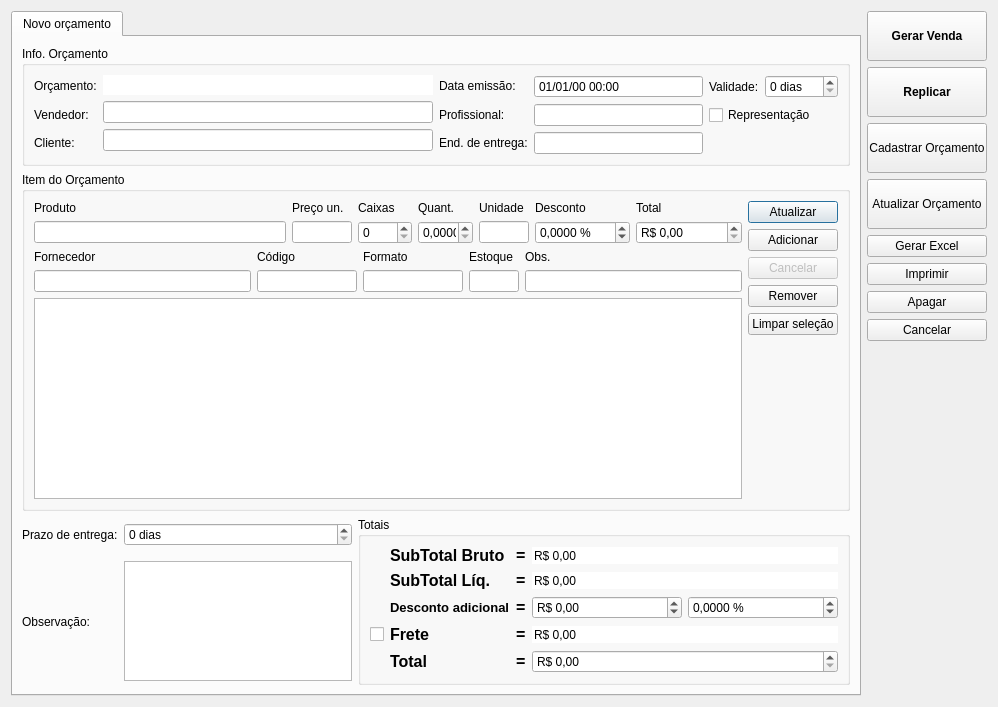
Qt form ui/orcamento.ui (lellisls/ERP-STACCATO) before a commit.
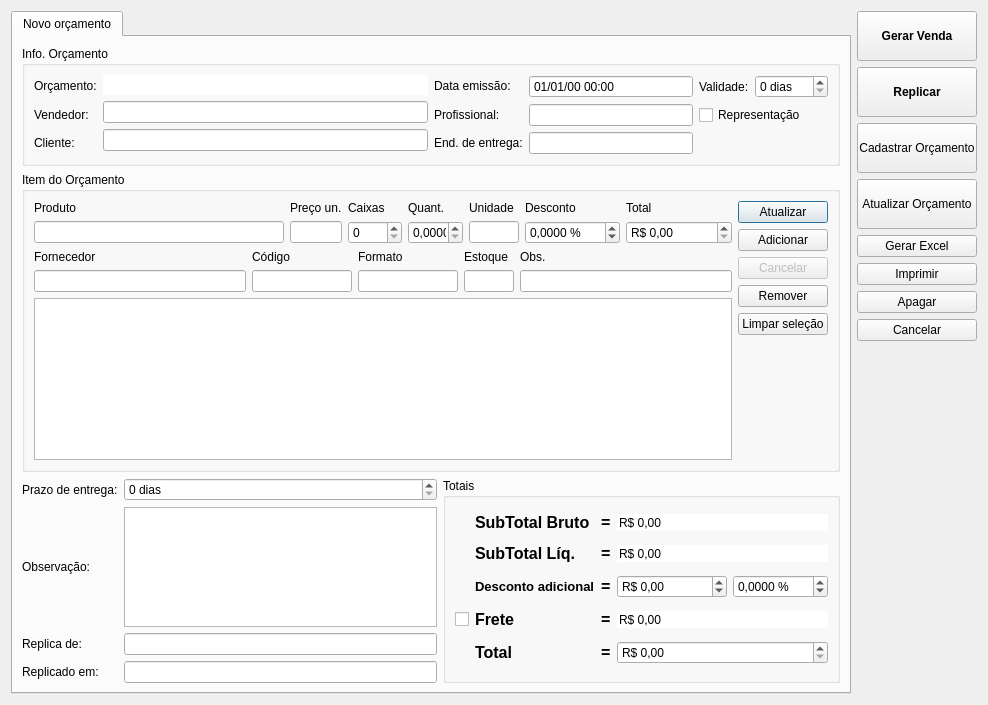
The same form after that commit. Custom widgets are drawn as their Qt base class.

The edit to the form file:
```diff
--- a/ui/orcamento.ui
+++ b/ui/orcamento.ui
@@ -9,8 +9,8 @@
    <rect>
     <x>0</x>
     <y>0</y>
-    <width>998</width>
-    <height>707</height>
+    <width>976</width>
+    <height>705</height>
    </rect>
   </property>
   <property name="windowTitle">
@@ -220,6 +220,80 @@
        <string>Novo orçamento</string>
       </attribute>
       <layout class="QGridLayout" name="gridLayout_10">
+       <item row="2" column="0">
+        <widget class="QLabel" name="labelPrazoEntrega">
+         <property name="sizePolicy">
+          <sizepolicy hsizetype="Fixed" vsizetype="Minimum">
+           <horstretch>0</horstretch>
+           <verstretch>0</verstretch>
+          </sizepolicy>
+         </property>
+         <property name="text">
+          <string>Prazo de entrega:</string>
+         </property>
+        </widget>
+       </item>
+       <item row="2" column="1">
+        <widget class="QSpinBox" name="spinBoxPrazoEntrega">
+         <property name="toolTip">
+          <string>&lt;html&gt;&lt;head/&gt;&lt;body&gt;&lt;p&gt;Validade em dias do orçamento, contando a partir de hoje&lt;/p&gt;&lt;/body&gt;&lt;/html&gt;</string>
+         </property>
+         <property name="suffix">
+          <string> dias</string>
+         </property>
+         <property name="maximum">
+          <number>365</number>
+         </property>
+         <property name="singleStep">
+          <number>1</number>
+         </property>
+        </widget>
+       </item>
+       <item row="3" column="0">
+        <widget class="QLabel" name="labelEndereco_9">
+         <property name="sizePolicy">
+          <sizepolicy hsizetype="Fixed" vsizetype="Minimum">
+           <horstretch>0</horstretch>
+           <verstretch>0</verstretch>
+          </sizepolicy>
+         </property>
+         <property name="text">
+          <string>Observação:</string>
+         </property>
+        </widget>
+       </item>
+       <item row="3" column="1">
+        <widget class="QTextEdit" name="textEditObs">
+         <property name="sizePolicy">
+          <sizepolicy hsizetype="Preferred" vsizetype="Fixed">
+           <horstretch>0</horstretch>
+           <verstretch>0</verstretch>
+          </sizepolicy>
+         </property>
+         <property name="maximumSize">
+          <size>
+           <width>16777215</width>
+           <height>120</height>
+          </size>
+         </property>
+        </widget>
+       </item>
+       <item row="4" column="0">
+        <widget class="QLabel" name="labelEndereco_10">
+         <property name="sizePolicy">
+          <sizepolicy hsizetype="Fixed" vsizetype="Minimum">
+           <horstretch>0</horstretch>
+           <verstretch>0</verstretch>
+          </sizepolicy>
+         </property>
+         <property name="text">
+          <string>Replica de:</string>
+         </property>
+        </widget>
+       </item>
+       <item row="4" column="1">
+        <widget class="QLineEdit" name="lineEditReplicaDe"/>
+       </item>
        <item row="0" column="0" colspan="3">
         <widget class="QGroupBox" name="groupBox_2">
          <property name="title">
@@ -846,8 +920,8 @@
          </layout>
         </widget>
        </item>
-       <item row="2" column="0">
-        <widget class="QLabel" name="labelPrazoEntrega">
+       <item row="5" column="0">
+        <widget class="QLabel" name="labelEndereco_11">
          <property name="sizePolicy">
           <sizepolicy hsizetype="Fixed" vsizetype="Minimum">
            <horstretch>0</horstretch>
@@ -855,27 +929,14 @@
           </sizepolicy>
          </property>
          <property name="text">
-          <string>Prazo de entrega:</string>
+          <string>Replicado em:</string>
          </property>
         </widget>
        </item>
-       <item row="2" column="1">
-        <widget class="QSpinBox" name="spinBoxPrazoEntrega">
-         <property name="toolTip">
-          <string>&lt;html&gt;&lt;head/&gt;&lt;body&gt;&lt;p&gt;Validade em dias do orçamento, contando a partir de hoje&lt;/p&gt;&lt;/body&gt;&lt;/html&gt;</string>
-         </property>
-         <property name="suffix">
-          <string> dias</string>
-         </property>
-         <property name="maximum">
-          <number>365</number>
-         </property>
-         <property name="singleStep">
-          <number>1</number>
-         </property>
-        </widget>
+       <item row="5" column="1">
+        <widget class="QLineEdit" name="lineEditReplicadoEm"/>
        </item>
-       <item row="2" column="2" rowspan="2">
+       <item row="2" column="2" rowspan="4">
         <widget class="QGroupBox" name="groupBox_3">
          <property name="sizePolicy">
           <sizepolicy hsizetype="Fixed" vsizetype="Preferred">
@@ -886,8 +947,6 @@
          <property name="title">
           <string>Totais</string>
          </property>
-         <layout class="QGridLayout" name="gridLayout_6">
-          <item row="0" column="0">
            <layout class="QGridLayout" name="gridLayout">
             <item row="0" column="1">
              <widget class="QLabel" name="labelSubTotalBruto">
@@ -920,51 +979,6 @@
               </property>
              </widget>
             </item>
-            <item row="0" column="3">
-             <widget class="QDoubleSpinBox" name="doubleSpinBoxSubTotalBruto">
-              <property name="toolTip">
-               <string>&lt;html&gt;&lt;head/&gt;&lt;body&gt;&lt;p&gt;Sub-total bruto é o total do valor dos itens, &lt;span style=&quot; font-weight:600;&quot;&gt;sem nenhum desconto&lt;/span&gt;.&lt;/p&gt;&lt;/body&gt;&lt;/html&gt;</string>
-              </property>
-              <property name="frame">
-               <bool>false</bool>
-              </property>
-              <property name="readOnly">
-               <bool>true</bool>
-              </property>
-              <property name="buttonSymbols">
-               <enum>QAbstractSpinBox::NoButtons</enum>
-              </property>
-              <property name="correctionMode">
-               <enum>QAbstractSpinBox::CorrectToNearestValue</enum>
-              </property>
-              <property name="keyboardTracking">
-               <bool>false</bool>
-              </property>
-              <property name="showGroupSeparator" stdset="0">
-               <bool>true</bool>
-              </property>
-              <property name="prefix">
-               <string>R$ </string>
-              </property>
-              <property name="maximum">
-               <double>9999999.000000000000000</double>
-              </property>
-             </widget>
-            </item>
-            <item row="1" column="2">
-             <widget class="QLabel" name="label_5">
-              <property name="font">
-               <font>
-                <pointsize>12</pointsize>
-                <weight>75</weight>
-                <bold>true</bold>
-               </font>
-              </property>
-              <property name="text">
-               <string>=</string>
-              </property>
-             </widget>
-            </item>
             <item row="1" column="1">
              <widget class="QLabel" name="labelSubTotalLiq">
               <property name="font">
@@ -982,39 +996,8 @@
               </property>
              </widget>
             </item>
-            <item row="1" column="3">
-             <widget class="QDoubleSpinBox" name="doubleSpinBoxSubTotalLiq">
-              <property name="toolTip">
-               <string>&lt;html&gt;&lt;head/&gt;&lt;body&gt;&lt;p&gt;Sub-total líq. do orçamento é o subtotal dos itens com desconto&lt;/p&gt;&lt;/body&gt;&lt;/html&gt;</string>
-              </property>
-              <property name="frame">
-               <bool>false</bool>
-              </property>
-              <property name="readOnly">
-               <bool>true</bool>
-              </property>
-              <property name="buttonSymbols">
-               <enum>QAbstractSpinBox::NoButtons</enum>
-              </property>
-              <property name="correctionMode">
-               <enum>QAbstractSpinBox::CorrectToNearestValue</enum>
-              </property>
-              <property name="keyboardTracking">
-               <bool>false</bool>
-              </property>
-              <property name="showGroupSeparator" stdset="0">
-               <bool>true</bool>
-              </property>
-              <property name="prefix">
-               <string>R$ </string>
-              </property>
-              <property name="maximum">
-               <double>9999999.000000000000000</double>
-              </property>
-             </widget>
-            </item>
-            <item row="2" column="2">
-             <widget class="QLabel" name="label_11">
+          <item row="1" column="2">
+           <widget class="QLabel" name="label_5">
               <property name="font">
                <font>
                 <pointsize>12</pointsize>
@@ -1029,6 +1012,12 @@
             </item>
             <item row="2" column="1">
              <widget class="QLabel" name="labelDescontoGlobal">
+            <property name="sizePolicy">
+             <sizepolicy hsizetype="Fixed" vsizetype="Preferred">
+              <horstretch>0</horstretch>
+              <verstretch>0</verstretch>
+             </sizepolicy>
+            </property>
               <property name="font">
                <font>
                 <pointsize>10</pointsize>
@@ -1041,6 +1030,73 @@
               </property>
              </widget>
             </item>
+          <item row="2" column="2">
+           <widget class="QLabel" name="label_11">
+            <property name="font">
+             <font>
+              <pointsize>12</pointsize>
+              <weight>75</weight>
+              <bold>true</bold>
+             </font>
+            </property>
+            <property name="text">
+             <string>=</string>
+            </property>
+           </widget>
+          </item>
+          <item row="2" column="3">
+           <widget class="QDoubleSpinBox" name="doubleSpinBoxDescontoGlobalReais">
+            <property name="sizePolicy">
+             <sizepolicy hsizetype="Preferred" vsizetype="Fixed">
+              <horstretch>0</horstretch>
+              <verstretch>0</verstretch>
+             </sizepolicy>
+            </property>
+            <property name="toolTip">
+             <string>&lt;html&gt;&lt;head/&gt;&lt;body&gt;&lt;p&gt;Desconto percentual sobree todo o orçamento.&lt;/p&gt;&lt;/body&gt;&lt;/html&gt;</string>
+            </property>
+            <property name="correctionMode">
+             <enum>QAbstractSpinBox::CorrectToNearestValue</enum>
+            </property>
+            <property name="showGroupSeparator" stdset="0">
+             <bool>true</bool>
+            </property>
+            <property name="prefix">
+             <string>R$ </string>
+            </property>
+            <property name="minimum">
+             <double>-9999999.000000000000000</double>
+            </property>
+            <property name="maximum">
+             <double>9999999.000000000000000</double>
+            </property>
+           </widget>
+          </item>
+          <item row="2" column="4">
+           <widget class="QDoubleSpinBox" name="doubleSpinBoxDescontoGlobal">
+            <property name="sizePolicy">
+             <sizepolicy hsizetype="Preferred" vsizetype="Fixed">
+              <horstretch>0</horstretch>
+              <verstretch>0</verstretch>
+             </sizepolicy>
+            </property>
+            <property name="toolTip">
+             <string>&lt;html&gt;&lt;head/&gt;&lt;body&gt;&lt;p&gt;Desconto percentual sobree todo o orçamento.&lt;/p&gt;&lt;/body&gt;&lt;/html&gt;</string>
+            </property>
+            <property name="suffix">
+             <string> %</string>
+            </property>
+            <property name="decimals">
+             <number>4</number>
+            </property>
+            <property name="minimum">
+             <double>-100.000000000000000</double>
+            </property>
+            <property name="maximum">
+             <double>100.000000000000000</double>
+            </property>
+           </widget>
+          </item>
             <item row="3" column="0">
              <widget class="QCheckBox" name="checkBoxFreteManual">
               <property name="sizePolicy">
@@ -1094,59 +1150,6 @@
               </property>
              </widget>
             </item>
-            <item row="3" column="3">
-             <widget class="QDoubleSpinBox" name="doubleSpinBoxFrete">
-              <property name="toolTip">
-               <string>&lt;html&gt;&lt;head/&gt;&lt;body&gt;&lt;p&gt;Valor total do orçamento, com desconto final.&lt;/p&gt;&lt;/body&gt;&lt;/html&gt;</string>
-              </property>
-              <property name="wrapping">
-               <bool>false</bool>
-              </property>
-              <property name="frame">
-               <bool>false</bool>
-              </property>
-              <property name="readOnly">
-               <bool>true</bool>
-              </property>
-              <property name="buttonSymbols">
-               <enum>QAbstractSpinBox::NoButtons</enum>
-              </property>
-              <property name="correctionMode">
-               <enum>QAbstractSpinBox::CorrectToNearestValue</enum>
-              </property>
-              <property name="showGroupSeparator" stdset="0">
-               <bool>true</bool>
-              </property>
-              <property name="prefix">
-               <string>R$ </string>
-              </property>
-              <property name="maximum">
-               <double>9999999.000000000000000</double>
-              </property>
-             </widget>
-            </item>
-            <item row="4" column="3">
-             <widget class="QDoubleSpinBox" name="doubleSpinBoxTotal">
-              <property name="toolTip">
-               <string>&lt;html&gt;&lt;head/&gt;&lt;body&gt;&lt;p&gt;Valor total do orçamento, com desconto final.&lt;/p&gt;&lt;/body&gt;&lt;/html&gt;</string>
-              </property>
-              <property name="wrapping">
-               <bool>false</bool>
-              </property>
-              <property name="correctionMode">
-               <enum>QAbstractSpinBox::CorrectToNearestValue</enum>
-              </property>
-              <property name="showGroupSeparator" stdset="0">
-               <bool>true</bool>
-              </property>
-              <property name="prefix">
-               <string>R$ </string>
-              </property>
-              <property name="maximum">
-               <double>9999999.000000000000000</double>
-              </property>
-             </widget>
-            </item>
             <item row="4" column="1">
              <widget class="QLabel" name="labelTotal">
               <property name="font">
@@ -1178,25 +1181,20 @@
               </property>
              </widget>
             </item>
-            <item row="2" column="3">
-             <layout class="QHBoxLayout" name="horizontalLayout_4">
-              <item>
-               <widget class="QDoubleSpinBox" name="doubleSpinBoxDescontoGlobalReais">
-                <property name="sizePolicy">
-                 <sizepolicy hsizetype="Preferred" vsizetype="Fixed">
-                  <horstretch>0</horstretch>
-                  <verstretch>0</verstretch>
-                 </sizepolicy>
-                </property>
-                <property name="minimumSize">
-                 <size>
-                  <width>150</width>
-                  <height>0</height>
-                 </size>
-                </property>
-                <property name="toolTip">
-                 <string>&lt;html&gt;&lt;head/&gt;&lt;body&gt;&lt;p&gt;Desconto percentual sobree todo o orçamento.&lt;/p&gt;&lt;/body&gt;&lt;/html&gt;</string>
-                </property>
+          <item row="0" column="3" colspan="2">
+           <widget class="QDoubleSpinBox" name="doubleSpinBoxSubTotalBruto">
+            <property name="toolTip">
+             <string>&lt;html&gt;&lt;head/&gt;&lt;body&gt;&lt;p&gt;Sub-total bruto é o total do valor dos itens, &lt;span style=&quot; font-weight:600;&quot;&gt;sem nenhum desconto&lt;/span&gt;.&lt;/p&gt;&lt;/body&gt;&lt;/html&gt;</string>
+            </property>
+            <property name="frame">
+             <bool>false</bool>
+            </property>
+            <property name="readOnly">
+             <bool>true</bool>
+            </property>
+            <property name="buttonSymbols">
+             <enum>QAbstractSpinBox::NoButtons</enum>
+            </property>
                 <property name="correctionMode">
                  <enum>QAbstractSpinBox::CorrectToNearestValue</enum>
                 </property>
@@ -1206,79 +1204,96 @@
                 <property name="prefix">
                  <string>R$ </string>
                 </property>
-                <property name="minimum">
-                 <double>-9999999.000000000000000</double>
-                </property>
                 <property name="maximum">
                  <double>9999999.000000000000000</double>
                 </property>
                </widget>
               </item>
-              <item>
-               <widget class="QDoubleSpinBox" name="doubleSpinBoxDescontoGlobal">
-                <property name="sizePolicy">
-                 <sizepolicy hsizetype="Preferred" vsizetype="Fixed">
-                  <horstretch>0</horstretch>
-                  <verstretch>0</verstretch>
-                 </sizepolicy>
-                </property>
-                <property name="minimumSize">
-                 <size>
-                  <width>150</width>
-                  <height>0</height>
-                 </size>
-                </property>
-                <property name="toolTip">
-                 <string>&lt;html&gt;&lt;head/&gt;&lt;body&gt;&lt;p&gt;Desconto percentual sobree todo o orçamento.&lt;/p&gt;&lt;/body&gt;&lt;/html&gt;</string>
-                </property>
-                <property name="suffix">
-                 <string> %</string>
-                </property>
-                <property name="decimals">
-                 <number>4</number>
-                </property>
-                <property name="minimum">
-                 <double>-100.000000000000000</double>
-                </property>
+          <item row="1" column="3" colspan="2">
+           <widget class="QDoubleSpinBox" name="doubleSpinBoxSubTotalLiq">
+            <property name="toolTip">
+             <string>&lt;html&gt;&lt;head/&gt;&lt;body&gt;&lt;p&gt;Sub-total líq. do orçamento é o subtotal dos itens com desconto&lt;/p&gt;&lt;/body&gt;&lt;/html&gt;</string>
+            </property>
+            <property name="frame">
+             <bool>false</bool>
+            </property>
+            <property name="readOnly">
+             <bool>true</bool>
+            </property>
+            <property name="buttonSymbols">
+             <enum>QAbstractSpinBox::NoButtons</enum>
+            </property>
+            <property name="correctionMode">
+             <enum>QAbstractSpinBox::CorrectToNearestValue</enum>
+            </property>
+            <property name="keyboardTracking">
+             <bool>false</bool>
+            </property>
+            <property name="showGroupSeparator" stdset="0">
+             <bool>true</bool>
+            </property>
+            <property name="prefix">
+             <string>R$ </string>
+            </property>
                 <property name="maximum">
-                 <double>100.000000000000000</double>
+             <double>9999999.000000000000000</double>
                 </property>
                </widget>
               </item>
-             </layout>
-            </item>
-           </layout>
-          </item>
-         </layout>
-        </widget>
-       </item>
-       <item row="3" column="0">
-        <widget class="QLabel" name="labelEndereco_9">
-         <property name="sizePolicy">
-          <sizepolicy hsizetype="Fixed" vsizetype="Minimum">
-           <horstretch>0</horstretch>
-           <verstretch>0</verstretch>
-          </sizepolicy>
-         </property>
-         <property name="text">
-          <string>Observação:</string>
-         </property>
-        </widget>
-       </item>
-       <item row="3" column="1">
-        <widget class="QTextEdit" name="textEditObs">
-         <property name="sizePolicy">
-          <sizepolicy hsizetype="Preferred" vsizetype="Fixed">
-           <horstretch>0</horstretch>
-           <verstretch>0</verstretch>
-          </sizepolicy>
-         </property>
-         <property name="maximumSize">
-          <size>
-           <width>16777215</width>
-           <height>120</height>
-          </size>
-         </property>
+          <item row="3" column="3" colspan="2">
+           <widget class="QDoubleSpinBox" name="doubleSpinBoxFrete">
+            <property name="toolTip">
+             <string>&lt;html&gt;&lt;head/&gt;&lt;body&gt;&lt;p&gt;Valor total do orçamento, com desconto final.&lt;/p&gt;&lt;/body&gt;&lt;/html&gt;</string>
+            </property>
+            <property name="wrapping">
+             <bool>false</bool>
+            </property>
+            <property name="frame">
+             <bool>false</bool>
+            </property>
+            <property name="readOnly">
+             <bool>true</bool>
+            </property>
+            <property name="buttonSymbols">
+             <enum>QAbstractSpinBox::NoButtons</enum>
+            </property>
+            <property name="correctionMode">
+             <enum>QAbstractSpinBox::CorrectToNearestValue</enum>
+            </property>
+            <property name="showGroupSeparator" stdset="0">
+             <bool>true</bool>
+            </property>
+            <property name="prefix">
+             <string>R$ </string>
+            </property>
+            <property name="maximum">
+             <double>9999999.000000000000000</double>
+            </property>
+           </widget>
+          </item>
+          <item row="4" column="3" colspan="2">
+           <widget class="QDoubleSpinBox" name="doubleSpinBoxTotal">
+            <property name="toolTip">
+             <string>&lt;html&gt;&lt;head/&gt;&lt;body&gt;&lt;p&gt;Valor total do orçamento, com desconto final.&lt;/p&gt;&lt;/body&gt;&lt;/html&gt;</string>
+            </property>
+            <property name="wrapping">
+             <bool>false</bool>
+            </property>
+            <property name="correctionMode">
+             <enum>QAbstractSpinBox::CorrectToNearestValue</enum>
+            </property>
+            <property name="showGroupSeparator" stdset="0">
+             <bool>true</bool>
+            </property>
+            <property name="prefix">
+             <string>R$ </string>
+            </property>
+            <property name="maximum">
+             <double>9999999.000000000000000</double>
+            </property>
+           </widget>
+          </item>
+         </layout>
         </widget>
        </item>
       </layout>
```
Left out of the diff: 5 changed lines with no effect on the pictures. Lines whose indentation alone changed are shown as unchanged.
